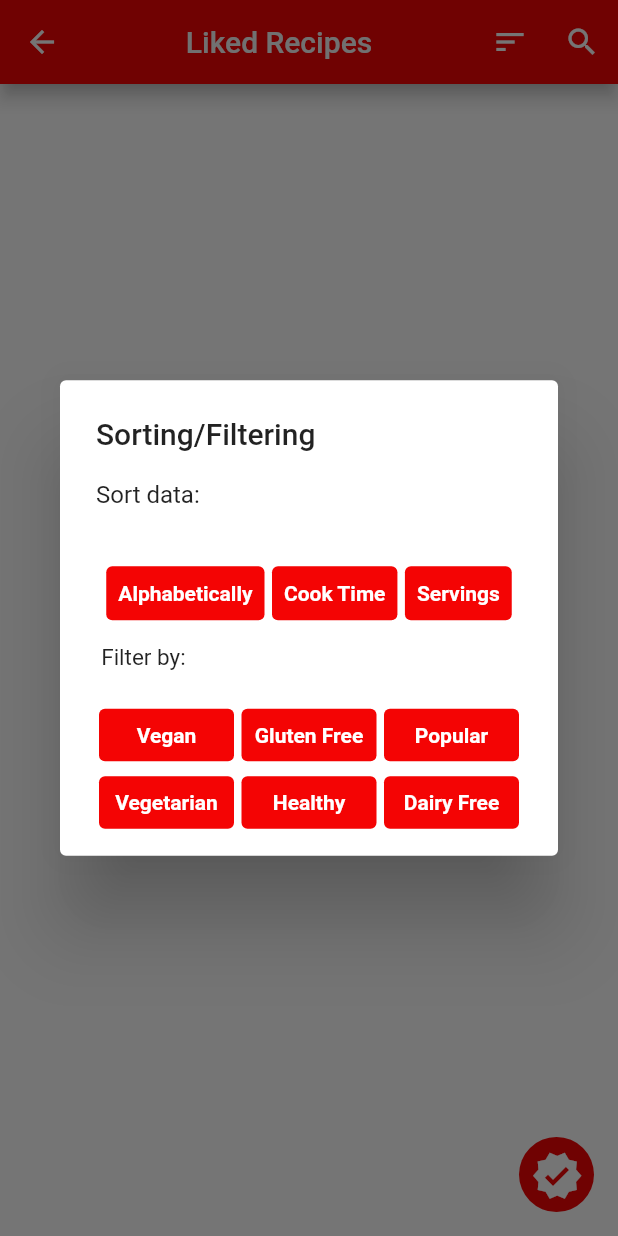
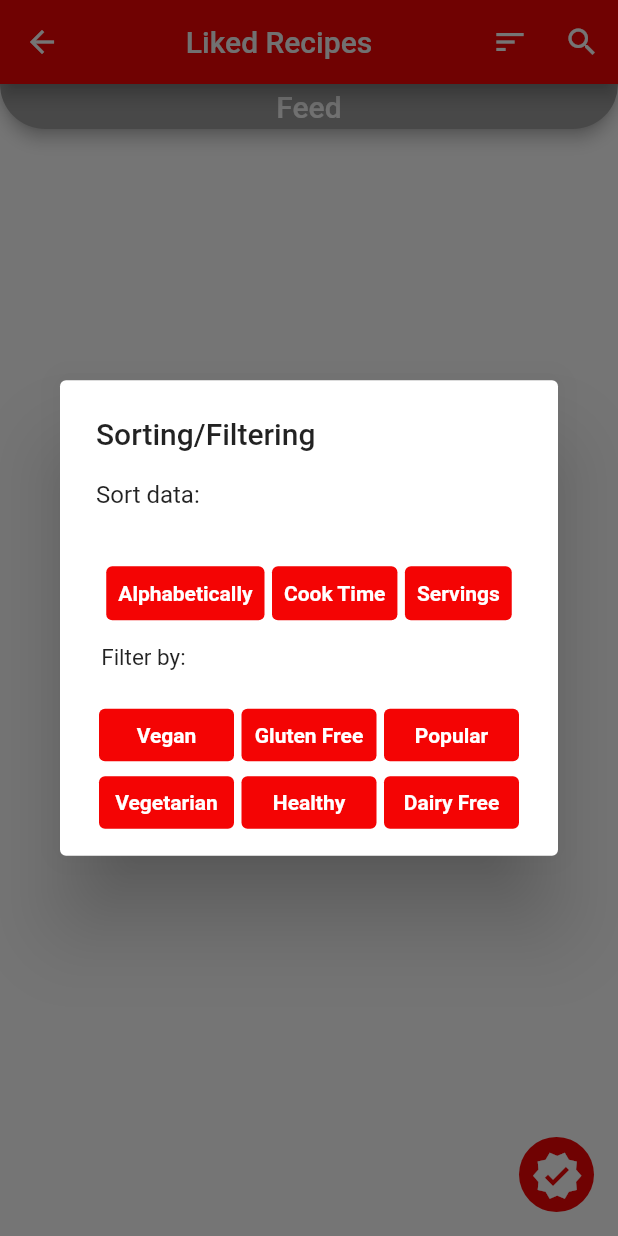
Before and after one commit to tylergroat/Recipeal, a Flutter app: the ViewSavedRecipesPage screen opened directly, after a tap on the "sort" icon, on a phone screen of 412 x 824 dp. Run offline on Flutter 3.47's test engine with Material 2 defaults, Android fonts, the phone set to English and light mode, and no system bars; drawn by our look-alikes of easy_search_bar; our stand-ins replace awesome_snackbar_content, carousel_slider, cloud_firestore, firebase_auth, firebase_core, firebase_database and 7 more; missing offline and left inert: fraction; accounts and stored records are empty.

Commit message:
added appbar heading on body of liked recipes page

```diff
--- a/food_for_thought/lib/user-interface/side-menu/liked_recipes_page.dart
+++ b/food_for_thought/lib/user-interface/side-menu/liked_recipes_page.dart
@@ -160,7 +160,30 @@ class ViewSavedRecipesPageState extends State<ViewSavedRecipesPage> {
   RefreshIndicator body() {
     return RefreshIndicator(
         onRefresh: _showingFeedLikes ? getRecipes : getUserCreatedRecipes,
-        child: loaded
+        child: Scaffold(
+          appBar: AppBar(
+          shape: RoundedRectangleBorder(
+            borderRadius: BorderRadius.vertical(
+              bottom: Radius.circular(80),
+            ),
+          ),
+          backgroundColor: Colors.grey,
+          toolbarHeight: 30,
+          centerTitle: true,
+          title: _showingFeedLikes
+              ? Text(
+                  'Feed',
+                  style: TextStyle(
+                      color: Color.fromARGB(255, 247, 247, 247), fontSize: 20),
+                )
+              : Text(
+                  'User Created',
+                  style: TextStyle(
+                      color: Color.fromARGB(255, 247, 247, 247), fontSize: 20),
+                ),
+          automaticallyImplyLeading: false,
+        ),
+          body: loaded
               ? loadingIndicator()
               : _showingFeedLikes
                   ? (recipes.isEmpty
@@ -179,7 +202,8 @@ class ViewSavedRecipesPageState extends State<ViewSavedRecipesPage> {
                             ),
                           ),
                         )
-                    : showCommuityRecipes()));
+                      : showCommuityRecipes()),
+        ));
   }
 
   Scrollbar showCommuityRecipes() {
```
Lines whose indentation alone changed are shown as unchanged.
